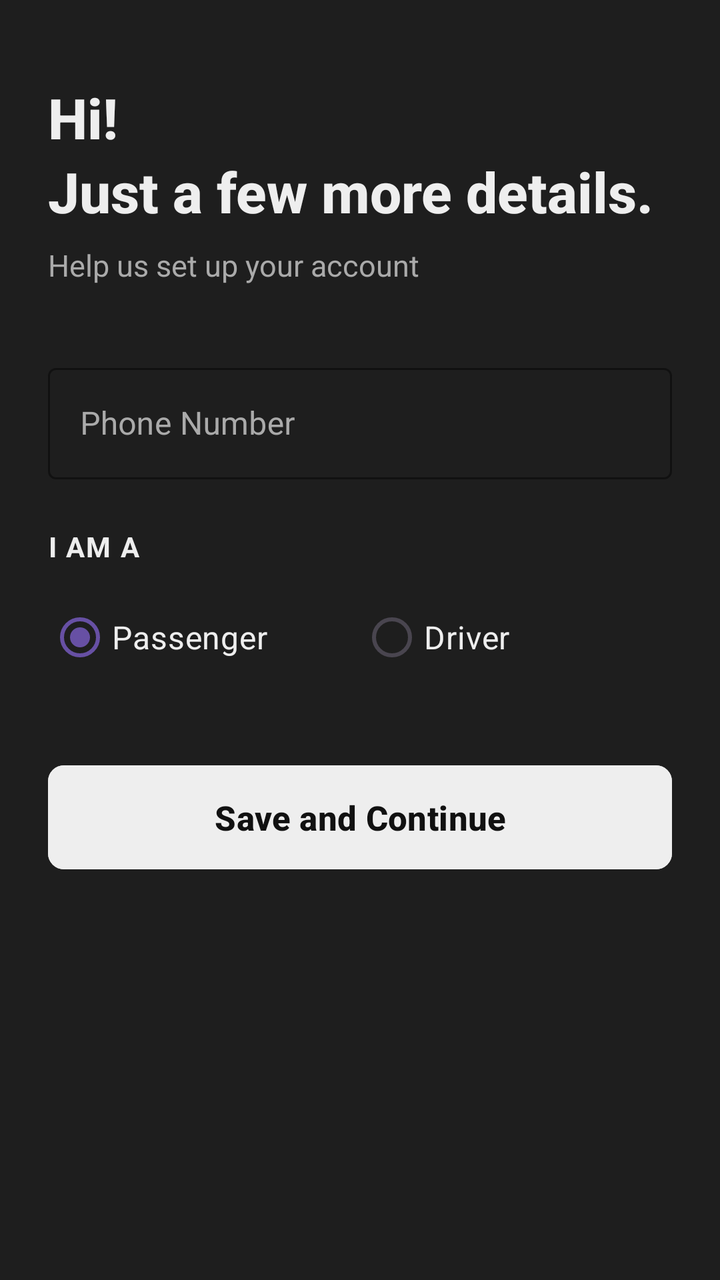
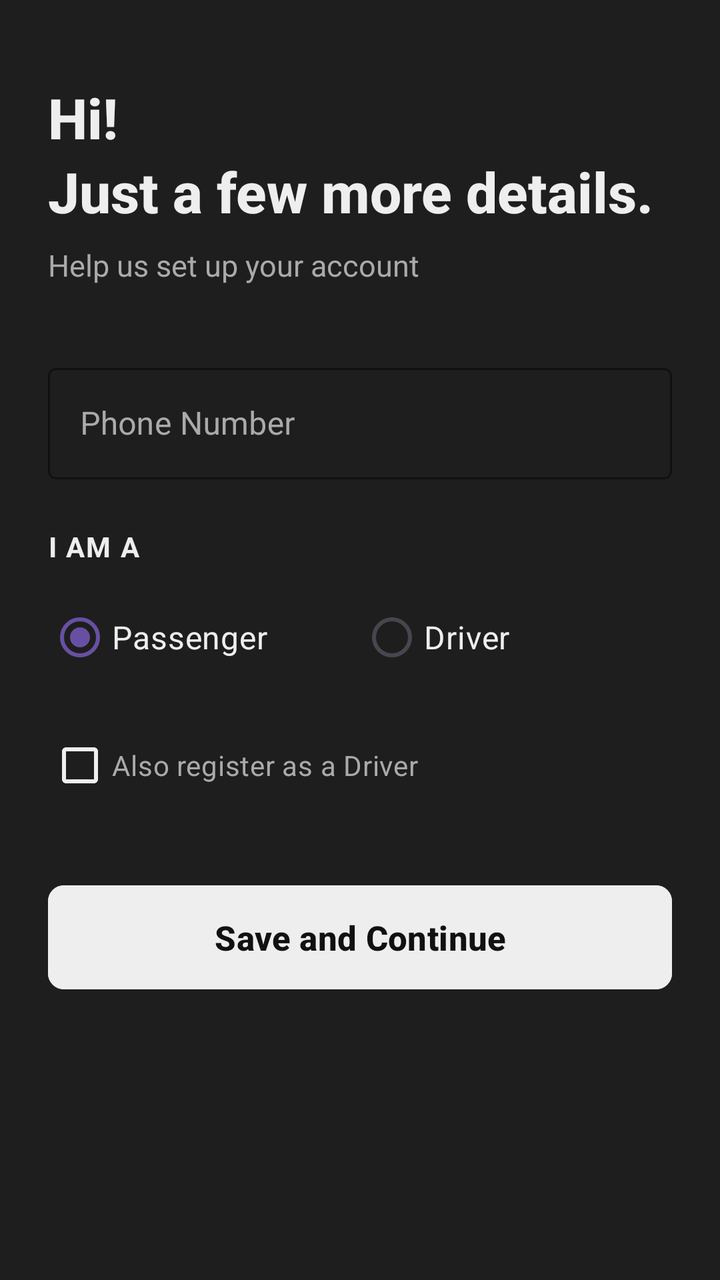

Two renders of the same Android screen: before a commit and after it. Below are the layout's source before the change and the commit's diff.
<!-- AndroidManifest.xml: application theme Theme.MyWay -->
<!-- res/layout/activity_completeprofile.xml -->
<?xml version="1.0" encoding="utf-8"?>
<ScrollView xmlns:android="http://schemas.android.com/apk/res/android"
    xmlns:app="http://schemas.android.com/apk/res-auto"
    android:layout_width="match_parent"
    android:layout_height="match_parent"
    android:fillViewport="true"
    android:background="@color/colorBackground">

    <LinearLayout
        android:layout_width="match_parent"
        android:layout_height="wrap_content"
        android:orientation="vertical"
        android:paddingHorizontal="24dp"
        android:paddingVertical="40dp">

        <TextView
            android:id="@+id/tvWelcomeName"
            android:layout_width="match_parent"
            android:layout_height="wrap_content"
            android:text="Hi!\nJust a few more details."
            android:textSize="28sp"
            android:textStyle="bold"
            android:textColor="@color/colorPrimaryText"
            android:fontFamily="sans-serif-medium"
            android:lineSpacingExtra="4dp"
            android:layout_marginBottom="8dp"/>

        <TextView
            android:layout_width="match_parent"
            android:layout_height="wrap_content"
            android:text="Help us set up your account"
            android:textSize="15sp"
            android:textColor="@color/colorSecondaryText"
            android:layout_marginBottom="36dp"/>

        <com.google.android.material.textfield.TextInputLayout
            android:layout_width="match_parent"
            android:layout_height="wrap_content"
            android:hint="Phone Number"
            style="@style/Widget.MaterialComponents.TextInputLayout.OutlinedBox"
            app:boxStrokeColor="@color/colorInputStroke"
            app:hintTextColor="@color/colorInputStroke"
            android:textColorHint="@color/colorInputHint"
            android:layout_marginBottom="24dp">

            <com.google.android.material.textfield.TextInputEditText
                android:id="@+id/etPhone"
                android:layout_width="match_parent"
                android:layout_height="wrap_content"
                android:inputType="phone"
                android:textColor="@color/colorPrimaryText"/>
        </com.google.android.material.textfield.TextInputLayout>

        <TextView
            android:layout_width="wrap_content"
            android:layout_height="wrap_content"
            android:text="I am a"
            android:textSize="14sp"
            android:textAllCaps="true"
            android:letterSpacing="0.05"
            android:textColor="@color/colorPrimaryText"
            android:textStyle="bold"
            android:layout_marginBottom="12dp"/>

        <RadioGroup
            android:id="@+id/rgUserType"
            android:layout_width="match_parent"
            android:layout_height="wrap_content"
            android:orientation="horizontal"
            android:layout_marginBottom="28dp">

            <com.google.android.material.radiobutton.MaterialRadioButton
                android:id="@+id/rbPassenger"
                android:layout_width="0dp"
                android:layout_height="wrap_content"
                android:layout_weight="1"
                android:text="Passenger"
                android:checked="true"
                android:textColor="@color/colorPrimaryText"
                android:buttonTint="@color/colorPrimaryText"
                android:textSize="16sp"/>

            <com.google.android.material.radiobutton.MaterialRadioButton
                android:id="@+id/rbDriver"
                android:layout_width="0dp"
                android:layout_height="wrap_content"
                android:layout_weight="1"
                android:text="Driver"
                android:textColor="@color/colorPrimaryText"
                android:buttonTint="@color/colorPrimaryText"
                android:textSize="16sp"/>
        </RadioGroup>

        <LinearLayout
            android:id="@+id/driverFieldsLayout"
            android:layout_width="match_parent"
            android:layout_height="wrap_content"
            android:orientation="vertical"
            android:visibility="gone">

            <TextView
                android:layout_width="wrap_content"
                android:layout_height="wrap_content"
                android:text="Vehicle Details"
                android:textSize="18sp"
                android:textStyle="bold"
                android:textColor="@color/colorPrimaryText"
                android:layout_marginBottom="16dp"/>

            <com.google.android.material.textfield.TextInputLayout
                android:layout_width="match_parent"
                android:layout_height="wrap_content"
                android:hint="Car Model"
                app:helperText="e.g. Opel Astra"
                app:helperTextTextColor="@color/colorInputHint"
                style="@style/Widget.MaterialComponents.TextInputLayout.OutlinedBox"
                app:boxStrokeColor="@color/colorInputStroke"
                app:hintTextColor="@color/colorInputStroke"
                android:textColorHint="@color/colorInputHint"
                android:layout_marginBottom="16dp">

                <com.google.android.material.textfield.TextInputEditText
                    android:id="@+id/etCarModel"
                    android:layout_width="match_parent"
                    android:layout_height="wrap_content"
                    android:inputType="textCapWords"
                    android:textColor="@color/colorPrimaryText"/>
            </com.google.android.material.textfield.TextInputLayout>

            <com.google.android.material.textfield.TextInputLayout
                android:layout_width="match_parent"
                android:layout_height="wrap_content"
                android:hint="License Plate"
                app:helperText="e.g. 35 XX 777"
                app:helperTextTextColor="@color/colorInputHint"
                style="@style/Widget.MaterialComponents.TextInputLayout.OutlinedBox"
                app:boxStrokeColor="@color/colorInputStroke"
                app:hintTextColor="@color/colorInputStroke"
                android:textColorHint="@color/colorInputHint"
                android:layout_marginBottom="24dp">

                <com.google.android.material.textfield.TextInputEditText
                    android:id="@+id/etLicensePlate"
                    android:layout_width="match_parent"
                    android:layout_height="wrap_content"
                    android:inputType="textCapCharacters"
                    android:textColor="@color/colorPrimaryText"/>
            </com.google.android.material.textfield.TextInputLayout>

            <TextView
                android:layout_width="wrap_content"
                android:layout_height="wrap_content"
                android:text="Car Class"
                android:textSize="14sp"
                android:textAllCaps="true"
                android:letterSpacing="0.05"
                android:textColor="@color/colorPrimaryText"
                android:textStyle="bold"
                android:layout_marginBottom="8dp"/>

            <RadioGroup
                android:id="@+id/rgCarCategory"
                android:layout_width="match_parent"
                android:layout_height="wrap_content"
                android:orientation="vertical"
                android:layout_marginBottom="24dp">

                <com.google.android.material.radiobutton.MaterialRadioButton
                    android:id="@+id/rbEconomy"
                    android:layout_width="match_parent"
                    android:layout_height="wrap_content"
                    android:text="Economy"
                    android:textColor="@color/colorPrimaryText"
                    android:buttonTint="@color/colorPrimaryText"
                    android:padding="8dp"
                    android:checked="true"/>

                <com.google.android.material.radiobutton.MaterialRadioButton
                    android:id="@+id/rbComfort"
                    android:layout_width="match_parent"
                    android:layout_height="wrap_content"
                    android:text="Comfort"
                    android:textColor="@color/colorPrimaryText"
                    android:buttonTint="@color/colorPrimaryText"
                    android:padding="8dp"/>

                <com.google.android.material.radiobutton.MaterialRadioButton
                    android:id="@+id/rbBusiness"
                    android:layout_width="match_parent"
                    android:layout_height="wrap_content"
                    android:text="Business"
                    android:textColor="@color/colorPrimaryText"
                    android:buttonTint="@color/colorPrimaryText"
                    android:padding="8dp"/>
            </RadioGroup>

        </LinearLayout>

        <com.google.android.material.button.MaterialButton
            android:id="@+id/btnSave"
            android:layout_width="match_parent"
            android:layout_height="60dp"
            android:text="Save and Continue"
            android:textSize="17sp"
            android:textAllCaps="false"
            android:textStyle="bold"
            app:cornerRadius="8dp"
            android:backgroundTint="@color/colorButton"
            android:textColor="@color/colorButtonText"
            android:layout_marginTop="8dp"/>

    </LinearLayout>
</ScrollView>
<!-- resources referenced by this layout -->
<resources>
  <color name="colorBackground">#1E1E1E</color>
  <color name="colorButton">#EEEEEE</color>
  <color name="colorButtonText">#111111</color>
  <color name="colorInputHint">#AAAAAA</color>
  <color name="colorInputStroke">#AAAAAA</color>
  <color name="colorPrimaryText">#EEEEEE</color>
  <color name="colorSecondaryText">#AAAAAA</color>
  <style name="Theme.MyWay" parent="Theme.Material3.DayNight.NoActionBar">
      </style>
</resources>

<!-- the commit's change to res/layout/activity_completeprofile.xml (unified diff, before → after) -->
@@ -67,7 +67,7 @@
             android:layout_width="match_parent"
             android:layout_height="wrap_content"
             android:orientation="horizontal"
-            android:layout_marginBottom="28dp">
+            android:layout_marginBottom="16dp">
 
             <com.google.android.material.radiobutton.MaterialRadioButton
                 android:id="@+id/rbPassenger"
@@ -90,6 +90,16 @@
                 android:buttonTint="@color/colorPrimaryText"
                 android:textSize="16sp"/>
         </RadioGroup>
+
+        <CheckBox
+            android:id="@+id/cbAlsoBoth"
+            android:layout_width="match_parent"
+            android:layout_height="wrap_content"
+            android:text="Also register as a Driver"
+            android:textColor="@color/colorSecondaryText"
+            android:buttonTint="@color/colorPrimaryText"
+            android:textSize="14sp"
+            android:layout_marginBottom="24dp"/>
 
         <LinearLayout
             android:id="@+id/driverFieldsLayout"
